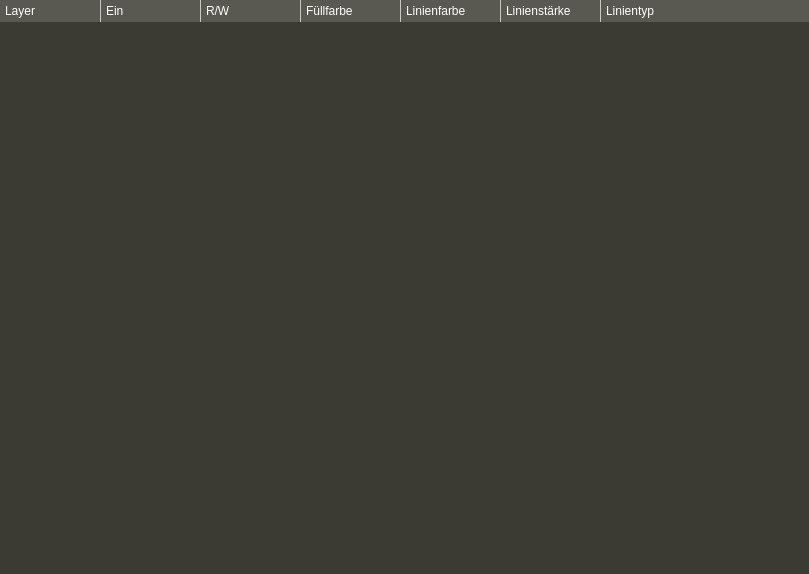
First picture: the form in layermanager.ui, repository sme-gmbh/smepowercad, before the edit.
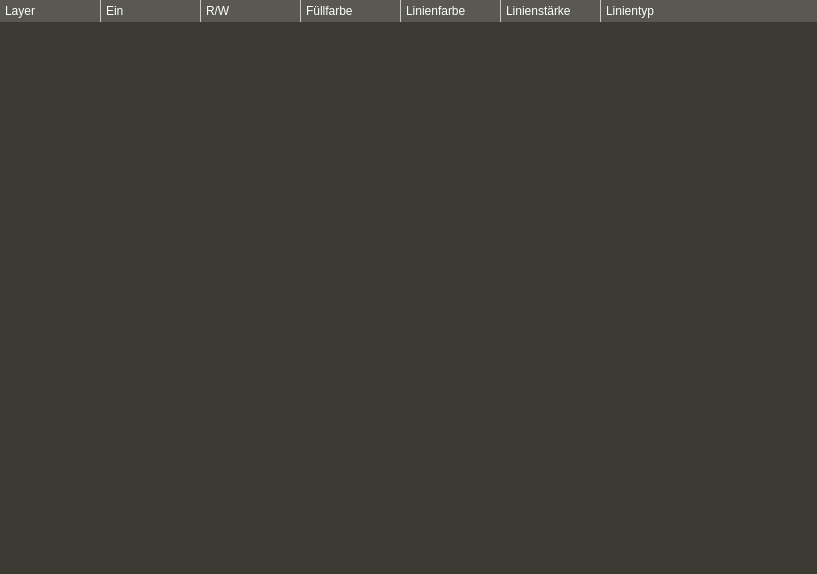
Second picture: the form after the edit. Icons and pictures are not drawn.

The edit to the form file:
```diff
--- a/layermanager.ui
+++ b/layermanager.ui
@@ -9,7 +9,7 @@
    <rect>
     <x>0</x>
     <y>0</y>
-    <width>809</width>
+    <width>817</width>
     <height>574</height>
    </rect>
   </property>
@@ -123,6 +123,12 @@
     </property>
     <item row="0" column="0">
      <widget class="QTreeWidget" name="treeWidget_layer">
+      <property name="focusPolicy">
+       <enum>Qt::NoFocus</enum>
+      </property>
+      <property name="styleSheet">
+       <string notr="true"/>
+      </property>
       <property name="showDropIndicator" stdset="0">
        <bool>false</bool>
       </property>
```
Left out of the diff: 12 changed lines with no effect on the pictures.
